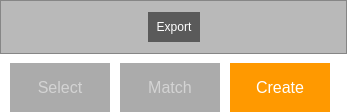
The window that demo/Controls.ui (ialhashim/topo-blend) describes before a commit, drawn with Qt 5.
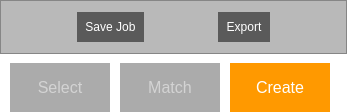
The same window after the commit. The open tabs and pages were chosen to show the change. Icons and pictures are not drawn.

The edit to the form file:
```diff
--- a/demo/Controls.ui
+++ b/demo/Controls.ui
@@ -236,7 +236,7 @@
               </property>
              </spacer>
             </item>
-            <item row="0" column="2">
+            <item row="0" column="4">
              <spacer name="horizontalSpacer">
               <property name="orientation">
                <enum>Qt::Horizontal</enum>
@@ -249,7 +249,7 @@
               </property>
              </spacer>
             </item>
-            <item row="0" column="1">
+            <item row="0" column="3">
              <widget class="QPushButton" name="exportButton">
               <property name="text">
                <string>Export</string>
@@ -266,6 +266,36 @@
               </property>
              </widget>
             </item>
+            <item row="0" column="1">
+             <widget class="QPushButton" name="jobButton">
+              <property name="text">
+               <string>Save Job</string>
+              </property>
+              <property name="icon">
+               <iconset resource="resources.qrc">
+                <normaloff>:/images/jobImage.png</normaloff>:/images/jobImage.png</iconset>
+              </property>
+              <property name="iconSize">
+               <size>
+                <width>24</width>
+                <height>24</height>
+               </size>
+              </property>
+             </widget>
+            </item>
+            <item row="0" column="2">
+             <spacer name="horizontalSpacer_5">
+              <property name="orientation">
+               <enum>Qt::Horizontal</enum>
+              </property>
+              <property name="sizeHint" stdset="0">
+               <size>
+                <width>40</width>
+                <height>20</height>
+               </size>
+              </property>
+             </spacer>
+            </item>
            </layout>
           </item>
          </layout>
```
